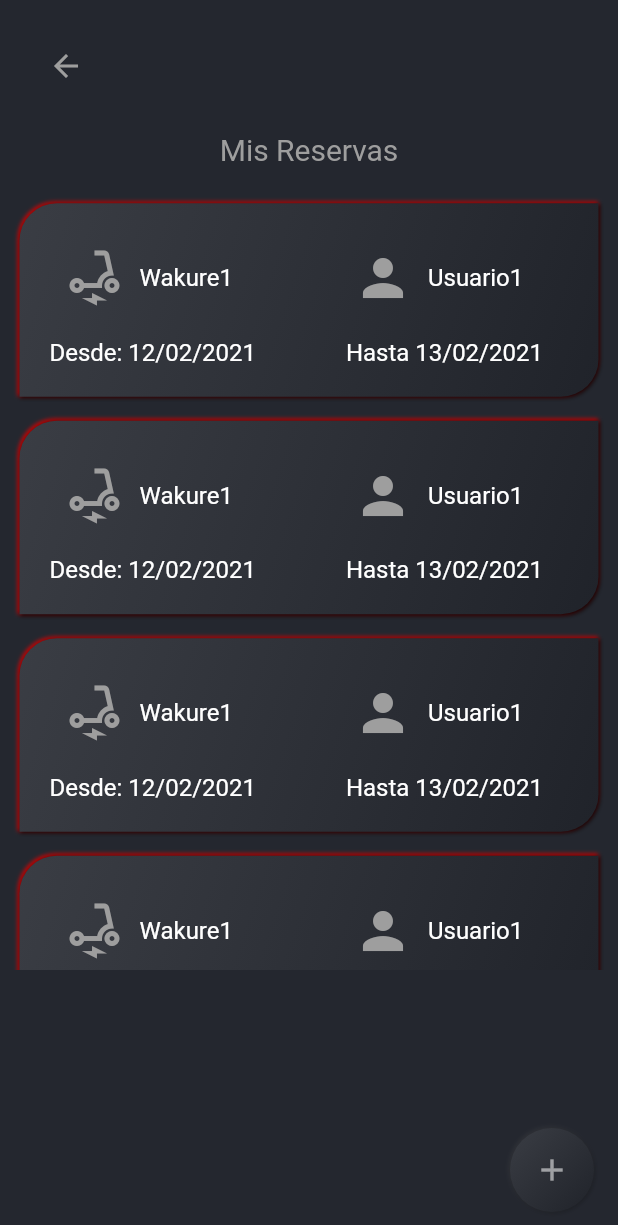
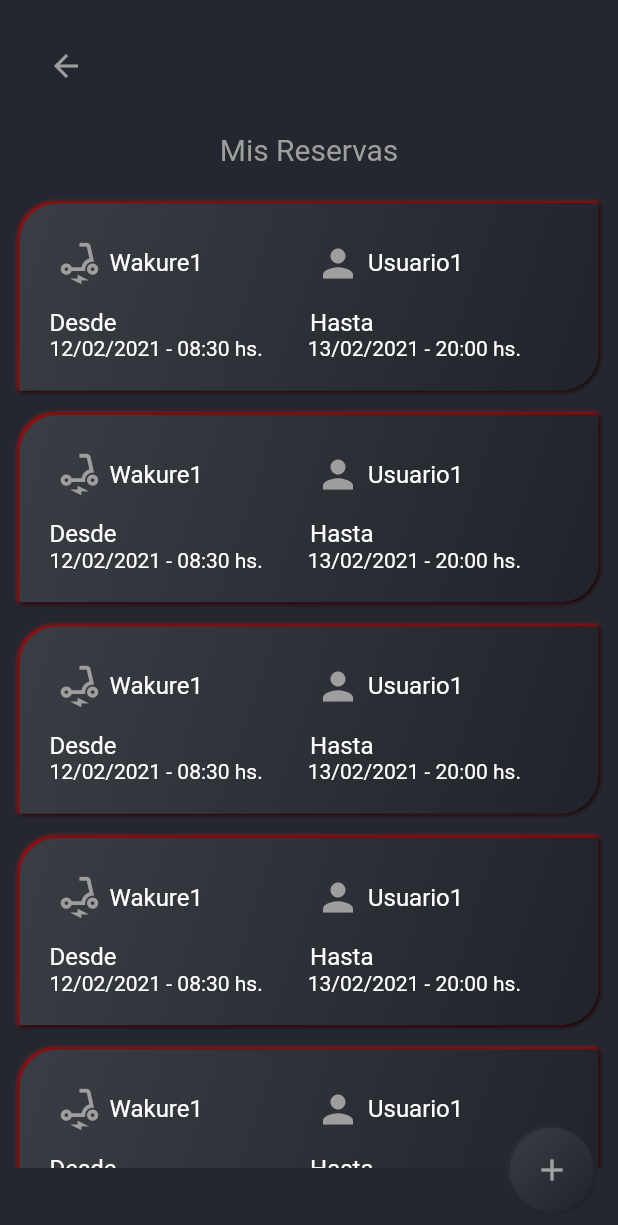
Before and after one commit to Joelnicolass/wakurent, a Flutter app: the Booking_View screen opened by its route, on a phone screen of 412 x 824 dp. Shown: the top 1225 px of the screen. Run offline on Flutter 3.47's test engine with Material 2 defaults, Android fonts, the phone set to English and light mode, and no system bars; drawn by our look-alikes of flutter_neumorphic; our stand-ins replace bloc, datetime_picker_formfield, dio, equatable, flutter_bloc, flutter_secure_storage and 4 more; accounts and stored records are empty.

Commit message:
add_booking_view

```diff
--- a/lib/routes/routes.dart
+++ b/lib/routes/routes.dart
@@ -15,6 +15,7 @@ import 'package:walkiler/views/menu_view.dart';
 import 'package:walkiler/views/my_wakures_view.dart';
 import 'package:walkiler/views/add_guest_view.dart';
 import 'package:walkiler/views/register_view.dart';
+import 'package:walkiler/views/add_booking_view.dart';
 
 final Map<String, Widget Function(BuildContext)> appRoutes = {
   'loading_screen': (context) => LoadingScreen(),
@@ -32,4 +33,5 @@ final Map<String, Widget Function(BuildContext)> appRoutes = {
   'role_selector': (_) => RoleSelector(),
   'processResponseGetWakure': (_) => ProcessRequestGetWakure(),
   'processResponseAddWakure': (_) => ProcessRequestAddWakure(),
+  'add_booking_view': (_) => AddBooking_View(),
 };
--- a/lib/views/booking_view.dart
+++ b/lib/views/booking_view.dart
@@ -31,20 +31,17 @@ class Booking_View extends StatelessWidget {
             height: g.height * 0.02,
           ),
           Container(
-            height: g.height * 0.63,
+            height: g.height * 0.79,
             child: ScrollConfiguration(
               behavior: NoScrollGlow(),
               child: ListView(
                 children: const [
-                  wakure_card(),
-                  wakure_card(),
-                  wakure_card(),
-                  wakure_card(),
-                  wakure_card(),
-                  wakure_card(),
-                  wakure_card(),
-                  wakure_card(),
-                  wakure_card(),
+                  booking_card(),
+                  booking_card(),
+                  booking_card(),
+                  booking_card(),
+                  booking_card(),
+
                 ],
               ),
             ),
@@ -58,7 +55,7 @@ class Booking_View extends StatelessWidget {
             depth: 1.5,
             intensity: 0.3),
         onPressed: () {
-          Navigator.pushNamed(context, 'add_guest_view');
+          Navigator.pushNamed(context, 'add_booking_view');
         },
         child: const Icon(Icons.add, color: Colors.white54),
       ),
@@ -66,8 +63,8 @@ class Booking_View extends StatelessWidget {
   }
 }
 
-class wakure_card extends StatelessWidget {
-  const wakure_card({
+class booking_card extends StatelessWidget {
+  const booking_card({
     Key? key,
   }) : super(key: key);
 
@@ -95,10 +92,9 @@ class wakure_card extends StatelessWidget {
           Row(
             children: const [
               CircleAvatar(
-                radius: 30,
                 backgroundColor: Colors.transparent,
                 child:
-                    Icon(Icons.electric_scooter, color: Colors.grey, size: 40),
+                    Icon(Icons.electric_scooter, color: Colors.grey, size: 30,),
               ),
               Text(
                 'Wakure1',
@@ -108,9 +104,8 @@ class wakure_card extends StatelessWidget {
                 width: 70,
               ),
               CircleAvatar(
-                radius: 30,
                 backgroundColor: Colors.transparent,
-                child: Icon(Icons.person, color: Colors.grey, size: 40),
+                child: Icon(Icons.person, color: Colors.grey, size: 30),
               ),
               Text(
                 'Usuario1',
@@ -124,15 +119,30 @@ class wakure_card extends StatelessWidget {
           Row(
             children: const [
               Text(
-                'Desde: 12/02/2021',
+                'Desde',
                 style: TextStyle(color: Colors.white, fontSize: 16),
               ),
               SizedBox(
-                width: 60,
+                width: 129,
               ),
               Text(
-                'Hasta 13/02/2021',
+                'Hasta',
                 style: TextStyle(color: Colors.white, fontSize: 16),
+              ),
+            ],
+          ),
+                Row(
+            children: const [
+              Text(
+                '12/02/2021 - 08:30 hs.',
+                style: TextStyle(color: Colors.white, fontSize: 14),
+              ),
+              SizedBox(
+                width: 30,
+              ),
+              Text(
+                '13/02/2021 - 20:00 hs.',
+                style: TextStyle(color: Colors.white, fontSize: 14),
               ),
             ],
           ),
```
Also changed, not shown: lib/views/add_booking_view.dart (added, +180 -0 lines), lib/views/register_view.dart (+9 -5 lines), lib/widgets/booking_form.dart (+69 -5 lines).
